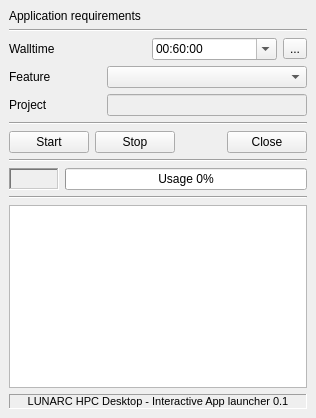
Old version of the form ui/mainwindow_simplified.ui in the repository lunarc/gfxlauncher.
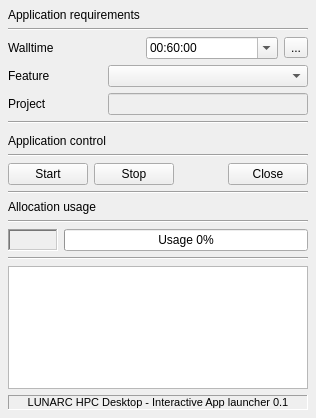
New version of the form. Icons and pictures are not drawn.

What changed in the file:
```diff
--- a/ui/mainwindow_simplified.ui
+++ b/ui/mainwindow_simplified.ui
@@ -15,6 +15,18 @@
   </property>
   <widget class="QWidget" name="centralwidget">
    <layout class="QVBoxLayout" name="verticalLayout">
+    <property name="leftMargin">
+     <number>8</number>
+    </property>
+    <property name="topMargin">
+     <number>8</number>
+    </property>
+    <property name="rightMargin">
+     <number>8</number>
+    </property>
+    <property name="bottomMargin">
+     <number>8</number>
+    </property>
     <item>
      <widget class="QLabel" name="label_2">
       <property name="text">
@@ -42,7 +54,7 @@
        <widget class="QComboBox" name="wallTimeEdit">
         <property name="maximumSize">
          <size>
-          <width>125</width>
+          <width>200</width>
           <height>16777215</height>
          </size>
         </property>
@@ -175,6 +187,39 @@
       </item>
      </layout>
     </item>
+    <item>
+     <widget class="Line" name="line_5">
+      <property name="orientation">
+       <enum>Qt::Horizontal</enum>
+      </property>
+     </widget>
+    </item>
+    <item>
+     <spacer name="verticalSpacer">
+      <property name="orientation">
+       <enum>Qt::Vertical</enum>
+      </property>
+      <property name="sizeType">
+       <enum>QSizePolicy::Fixed</enum>
+      </property>
+      <property name="sizeHint" stdset="0">
+       <size>
+        <width>20</width>
+        <height>4</height>
+       </size>
+      </property>
+     </spacer>
+    </item>
+    <item>
+     <widget class="QLabel" name="label_3">
+      <property name="text">
+       <string>Application control</string>
+      </property>
+      <property name="margin">
+       <number>0</number>
+      </property>
+     </widget>
+    </item>
     <item>
      <widget class="Line" name="line">
       <property name="orientation">
@@ -227,6 +272,20 @@
       </property>
      </widget>
     </item>
+    <item>
+     <widget class="QLabel" name="label_6">
+      <property name="text">
+       <string>Allocation usage</string>
+      </property>
+     </widget>
+    </item>
+    <item>
+     <widget class="Line" name="line_6">
+      <property name="orientation">
+       <enum>Qt::Horizontal</enum>
+      </property>
+     </widget>
+    </item>
     <item>
      <layout class="QHBoxLayout" name="horizontalLayout_3">
       <item>
```
Left out of the diff: 9 changed lines with no effect on the pictures.
